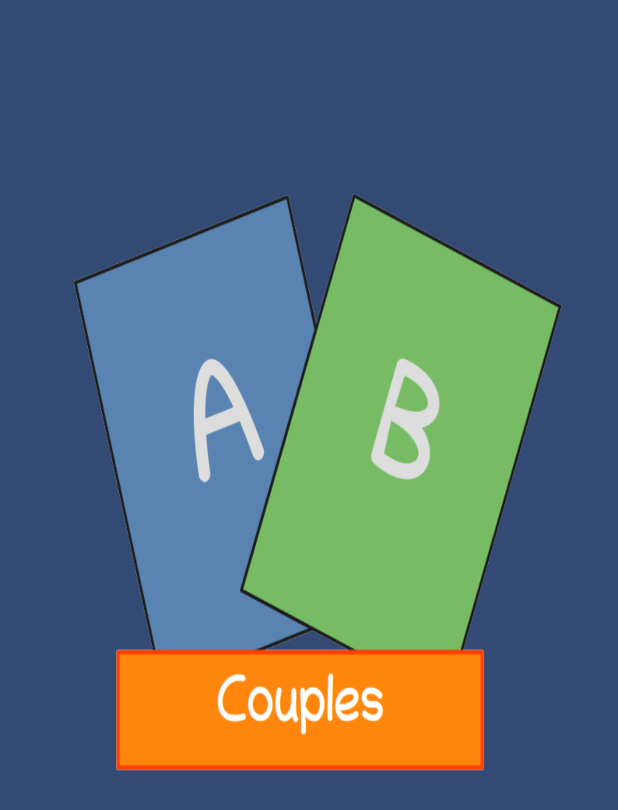
After one commit to castorfaener/couples, an Android app: the SplashActivity screen opened directly, with no data from a screen before it, on a phone screen of 412 x 824 dp. The commit adds this screen. Shown: the top 810 px of the screen. Run offline under Robolectric (Android 15) with nearby library versions, the phone set to English and light mode, and no system bars.

Commit message:
splash screen added

```diff
--- /dev/null
+++ b/app/src/main/java/com/emtecnics/pairs/SplashActivity.kt
@@ -0,0 +1,13 @@
+package com.emtecnics.pairs
+
+import android.content.Intent
+import androidx.appcompat.app.AppCompatActivity
+import android.os.Bundle
+
+class SplashActivity : AppCompatActivity() {
+    override fun onCreate(savedInstanceState: Bundle?) {
+        super.onCreate(savedInstanceState)
+        Thread.sleep(1500)
+        startActivity(Intent(this,MainActivity::class.java))
+    }
+}
--- /dev/null
+++ b/app/src/main/res/drawable/splash_background.xml
@@ -0,0 +1,13 @@
+<?xml version="1.0" encoding="utf-8"?>
+<layer-list android:opacity="opaque"
+    xmlns:android="http://schemas.android.com/apk/res/android">
+
+    <item android:drawable="@color/primary"/>
+
+    <item>
+
+        <bitmap android:src="@drawable/couples_logo"/>
+
+    </item>
+
+</layer-list>
--- a/app/src/main/res/values/themes.xml
+++ b/app/src/main/res/values/themes.xml
@@ -13,4 +13,10 @@
         <item name="android:statusBarColor" tools:targetApi="l">?attr/colorPrimaryVariant</item>
         <!-- Customize your theme here. -->
     </style>
+
+    <style name="SplashTheme" parent="Theme.AppCompat.DayNight.NoActionBar">
+
+        <item name="android:windowBackground">@drawable/splash_background</item>
+
+    </style>
 </resources>
--- a/build.gradle
+++ b/build.gradle
@@ -2,7 +2,7 @@
 plugins {
     id 'com.android.application' version '7.2.1' apply false
     id 'com.android.library' version '7.2.1' apply false
-    id 'org.jetbrains.kotlin.android' version '1.7.0' apply false
+    id 'org.jetbrains.kotlin.android' version '1.7.10' apply false
 }
 
 task clean(type: Delete) {
```
Also changed, not shown: app/src/main/AndroidManifest.xml (+11 -3 lines).
